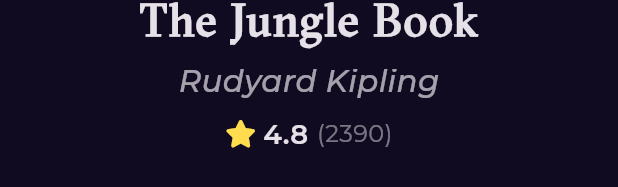
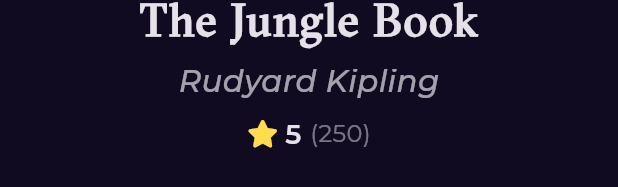
Before and after one commit to YasmeenGad/booklyApp, a Flutter app: the BookDetailsSection widget shown alone on an empty page, opened directly, on a phone screen of 412 x 824 dp. Shown: the part 484-671 px from the top of the screen. Run offline on Flutter 3.47's test engine with Material 3 defaults, Android fonts, the light colour scheme and no system bars; drawn by our look-alikes of cached_network_image; our stand-ins replace bloc, dartz, dio, equatable, flutter_bloc, flutter_screenutil and 4 more; network calls fail.

Commit message:
display newest list view books

```diff
--- a/lib/features/home/presentation/views/widgets/book_details_section.dart
+++ b/lib/features/home/presentation/views/widgets/book_details_section.dart
@@ -40,7 +40,8 @@ class BookDetailsSection extends StatelessWidget {
         const SizedBox(
           height: 8,
         ),
-        const CustomBookRating(mainAxisAlignment: MainAxisAlignment.center),
+        const CustomBookRating(
+            mainAxisAlignment: MainAxisAlignment.center, count: 250, rating: 5),
       ],
     );
   }
--- a/lib/features/home/presentation/views/widgets/custom_book_rating.dart
+++ b/lib/features/home/presentation/views/widgets/custom_book_rating.dart
@@ -4,8 +4,13 @@ import 'package:flutter_screenutil/flutter_screenutil.dart';
 import 'package:font_awesome_flutter/font_awesome_flutter.dart';
 
 class CustomBookRating extends StatelessWidget {
-  const CustomBookRating({this.mainAxisAlignment = MainAxisAlignment.start});
+  const CustomBookRating(
+      {this.mainAxisAlignment = MainAxisAlignment.start,
+      required this.rating,
+      required this.count});
   final MainAxisAlignment mainAxisAlignment;
+  final rating;
+  final int count;
 
   @override
   Widget build(BuildContext context) {
@@ -21,7 +26,7 @@ class CustomBookRating extends StatelessWidget {
           width: 6.w,
         ),
         Text(
-          "4.8",
+          rating.toString(),
           style: Styles.txtstyle16,
         ),
         SizedBox(
@@ -30,7 +35,7 @@ class CustomBookRating extends StatelessWidget {
         Opacity(
           opacity: 0.5,
           child: Text(
-            "(2390)",
+            "(${count})",
             style: Styles.txtstyle14,
           ),
         )
--- a/lib/features/home/presentation/views/widgets/featured_books_list_view.dart
+++ b/lib/features/home/presentation/views/widgets/featured_books_list_view.dart
@@ -36,7 +36,10 @@ class FeaturedBooksListView extends StatelessWidget {
         } else if (state is FeaturedBooksFailure) {
           return CustomErrorWidget(errorMessage: state.errorMessage);
         } else {
-          return const CustomLoadingIndicator();
+          return Container(
+            height: MediaQuery.of(context).size.height * 0.2,
+            child: CustomLoadingIndicator(),
+          );
         }
       },
     );
--- a/lib/features/home/presentation/views/widgets/homeview_body.dart
+++ b/lib/features/home/presentation/views/widgets/homeview_body.dart
@@ -11,6 +11,7 @@ class HomeViewBody extends StatelessWidget {
   @override
   Widget build(BuildContext context) {
     return CustomScrollView(
+      physics: const BouncingScrollPhysics(),
       slivers: [
         SliverToBoxAdapter(
           child: Column(
@@ -33,7 +34,7 @@ class HomeViewBody extends StatelessWidget {
         ),
         SliverToBoxAdapter(
           child: Padding(
-            padding: EdgeInsets.symmetric(horizontal: 20.w),
+            padding: EdgeInsets.symmetric(horizontal: 12.w),
             child: const BookListViewItem(),
           ),
         )
--- a/lib/features/search/presentation/views/widgets/search_result_list_view.dart
+++ b/lib/features/search/presentation/views/widgets/search_result_list_view.dart
@@ -1,4 +1,3 @@
-import 'package:bookly/features/home/presentation/views/widgets/best_saller_item.dart';
 import 'package:flutter/material.dart';
 import 'package:flutter_screenutil/flutter_screenutil.dart';
 
@@ -16,7 +15,7 @@ class SearchResultListView extends StatelessWidget {
         itemBuilder: (context, index) {
           return Padding(
             padding: EdgeInsets.symmetric(vertical: 10.h),
-            child: BestSallerItem(),
+            child: Container(),
           );
         },
       ),
--- a/lib/main.dart
+++ b/lib/main.dart
@@ -34,7 +34,7 @@ class BooklyApp extends StatelessWidget {
             BlocProvider(
               create: (context) => NewestBooksCubit(
                 getIt.get<HomeRepoImp>(),
-              ),
+              )..fetchNewestBooks(),
             ),
           ],
           child: MaterialApp.router(
```
Also changed, not shown: lib/features/home/presentation/views/widgets/book_list_view_item.dart (+20 -3 lines), lib/features/home/presentation/views/widgets/newest_books_item.dart (renamed from lib/features/home/presentation/views/widgets/best_saller_item.dart, +18 -23 lines).
